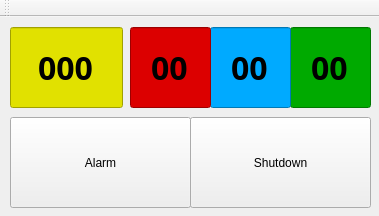
thanhtong89/sandkeeper_win, file mainwindow.ui: the form before one commit.
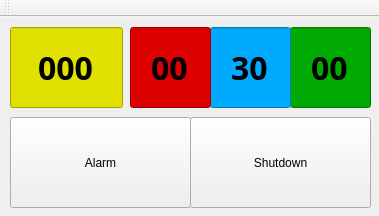
The form after the commit. Custom widgets are drawn as their Qt base class.

Commit message: Created custom widget TimeEdit to facilitate a common behavior for all inputs.

Patch:
```diff
--- a/mainwindow.ui
+++ b/mainwindow.ui
@@ -82,7 +82,7 @@
      <set>Qt::AlignCenter</set>
     </property>
    </widget>
-   <widget class="QLineEdit" name="lineEditMinute">
+   <widget class="TimeEdit" name="timeEditMinute">
     <property name="geometry">
      <rect>
       <x>210</x>
@@ -102,9 +102,12 @@
     <property name="styleSheet">
      <string notr="true">background-color: rgb(0, 170, 255);</string>
     </property>
-    <property name="text">
+    <property name="inputMask">
      <string>00</string>
     </property>
+    <property name="text">
+     <string>30</string>
+    </property>
     <property name="maxLength">
      <number>2</number>
     </property>
@@ -193,6 +196,13 @@
   </widget>
  </widget>
  <layoutdefault spacing="6" margin="11"/>
+ <customwidgets>
+  <customwidget>
+   <class>TimeEdit</class>
+   <extends>QLineEdit</extends>
+   <header>timeedit.h</header>
+  </customwidget>
+ </customwidgets>
  <tabstops>
   <tabstop>lineEditDay</tabstop>
   <tabstop>lineEditHour</tabstop>
```
Left out of the diff: 23 changed lines with no effect on the pictures. The commit also changes 6 other files.
